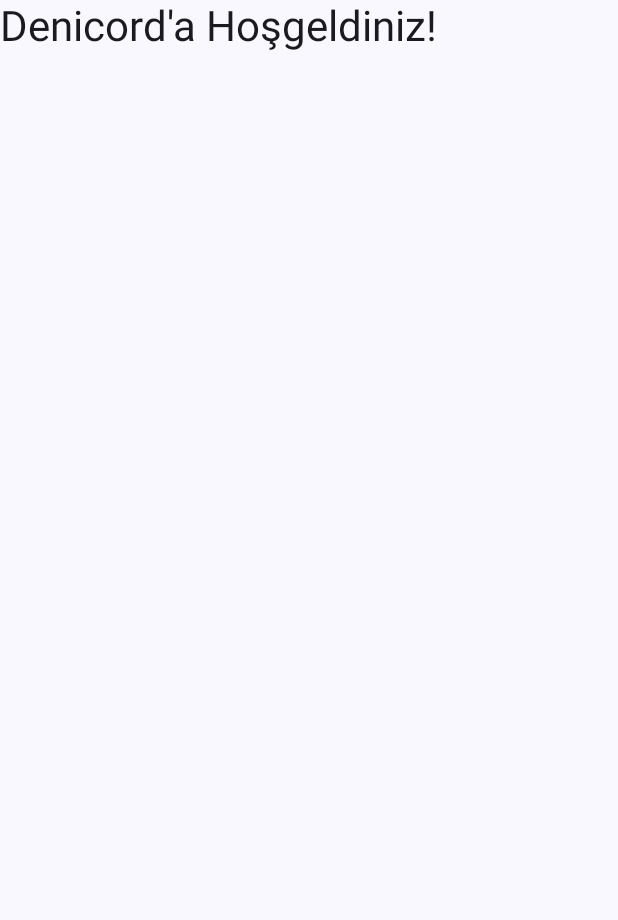
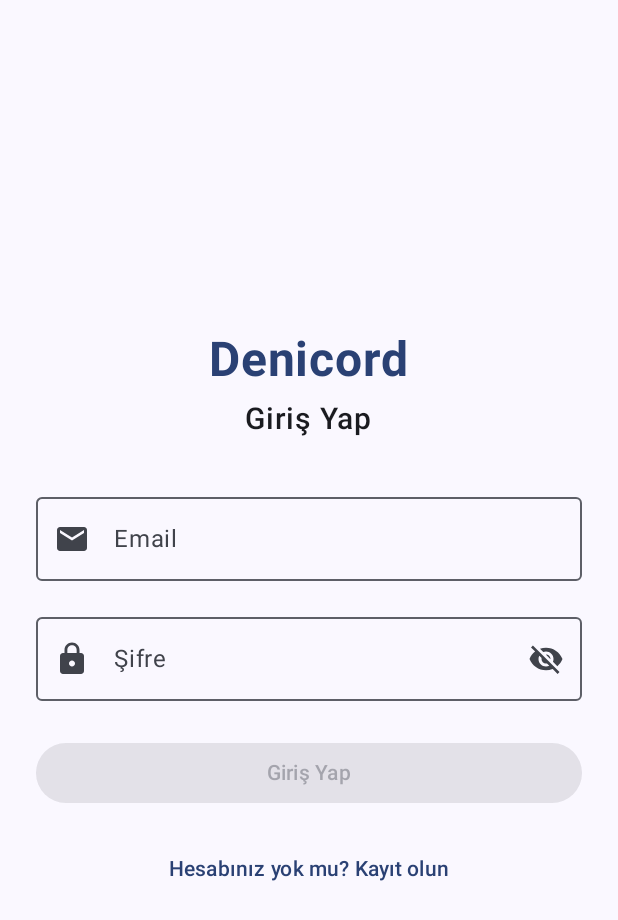
Before and after one commit to deno1134/Dedee, an Android app built with Jetpack Compose: the screen it shows after launch (MainActivity), on a phone screen of 412 x 824 dp. Shown: the top 920 px of the screen. Run offline under Robolectric (Android 15) with nearby library versions, the phone set to English and light mode, and no system bars; our stand-ins replace Firebase (no records; nobody signed in at launch, a user with empty details on screens opened directly).

Commit message:
Implement Firebase Authentication with login, signup, and main screens
Co-authored-by: dijigames23 <dijigames23@gmail.com>

```diff
--- a/app/src/main/java/com/denicord/MainActivity.kt
+++ b/app/src/main/java/com/denicord/MainActivity.kt
@@ -4,17 +4,18 @@ import android.os.Bundle
 import androidx.activity.ComponentActivity
 import androidx.activity.compose.setContent
 import androidx.compose.foundation.layout.fillMaxSize
-import androidx.compose.foundation.layout.padding
 import androidx.compose.material3.MaterialTheme
-import androidx.compose.material3.Scaffold
 import androidx.compose.material3.Surface
-import androidx.compose.material3.Text
-import androidx.compose.runtime.Composable
+import androidx.compose.runtime.*
 import androidx.compose.ui.Modifier
-import androidx.compose.ui.tooling.preview.Preview
+import androidx.lifecycle.viewmodel.compose.viewModel
 import androidx.navigation.compose.NavHost
 import androidx.navigation.compose.composable
 import androidx.navigation.compose.rememberNavController
+import com.denicord.auth.AuthViewModel
+import com.denicord.screens.AnaSayfa
+import com.denicord.screens.LoginScreen
+import com.denicord.screens.SignUpScreen
 import com.denicord.ui.theme.DenicordTheme
 
 class MainActivity : ComponentActivity() {
@@ -22,7 +23,6 @@ class MainActivity : ComponentActivity() {
         super.onCreate(savedInstanceState)
         setContent {
             DenicordTheme {
-                // A surface container using the 'background' color from the theme
                 Surface(
                     modifier = Modifier.fillMaxSize(),
                     color = MaterialTheme.colorScheme.background
@@ -37,40 +37,45 @@ class MainActivity : ComponentActivity() {
 @Composable
 fun DenicordApp() {
     val navController = rememberNavController()
+    val authViewModel: AuthViewModel = viewModel()
+    val isSignedIn by authViewModel.isSignedIn
 
-    Scaffold(
-        modifier = Modifier.fillMaxSize()
-    ) { innerPadding ->
-        NavHost(
-            navController = navController,
-            startDestination = "home",
-            modifier = Modifier.padding(innerPadding)
-        ) {
-            composable("home") {
-                HomeScreen()
+    LaunchedEffect(isSignedIn) {
+        if (isSignedIn) {
+            navController.navigate("anasayfa") {
+                popUpTo("login") { inclusive = true }
+            }
+        } else {
+            navController.navigate("login") {
+                popUpTo("anasayfa") { inclusive = true }
             }
         }
     }
-}
 
-@Composable
-fun HomeScreen() {
-    Surface(
-        modifier = Modifier.fillMaxSize(),
-        color = MaterialTheme.colorScheme.background
+    NavHost(
+        navController = navController,
+        startDestination = if (isSignedIn) "anasayfa" else "login"
     ) {
-        Text(
-            text = "Denicord'a Hoşgeldiniz!",
-            style = MaterialTheme.typography.headlineMedium,
-            color = MaterialTheme.colorScheme.onBackground
-        )
+        composable("login") {
+            LoginScreen(
+                onNavigateToSignUp = {
+                    navController.navigate("signup")
+                },
+                authViewModel = authViewModel
+            )
+        }
+
+        composable("signup") {
+            SignUpScreen(
+                onNavigateToLogin = {
+                    navController.navigate("login")
+                },
+                authViewModel = authViewModel
+            )
+        }
+
+        composable("anasayfa") {
+            AnaSayfa(authViewModel = authViewModel)
+        }
     }
 }
-
-@Preview(showBackground = true)
-@Composable
-fun GreetingPreview() {
-    DenicordTheme {
-        HomeScreen()
-    }
-}
--- /dev/null
+++ b/app/src/main/java/com/denicord/screens/LoginScreen.kt
@@ -0,0 +1,161 @@
+package com.denicord.screens
+
+import androidx.compose.foundation.layout.*
+import androidx.compose.foundation.text.KeyboardOptions
+import androidx.compose.material.icons.Icons
+import androidx.compose.material.icons.filled.Email
+import androidx.compose.material.icons.filled.Lock
+import androidx.compose.material.icons.filled.Visibility
+import androidx.compose.material.icons.filled.VisibilityOff
+import androidx.compose.material3.*
+import androidx.compose.runtime.*
+import androidx.compose.ui.Alignment
+import androidx.compose.ui.Modifier
+import androidx.compose.ui.text.font.FontWeight
+import androidx.compose.ui.text.input.KeyboardType
+import androidx.compose.ui.text.input.PasswordVisualTransformation
+import androidx.compose.ui.text.input.VisualTransformation
+import androidx.compose.ui.text.style.TextAlign
+import androidx.compose.ui.unit.dp
+import androidx.compose.ui.unit.sp
+import androidx.lifecycle.viewmodel.compose.viewModel
+import com.denicord.auth.AuthViewModel
+
+@OptIn(ExperimentalMaterial3Api::class)
+@Composable
+fun LoginScreen(
+    onNavigateToSignUp: () -> Unit,
+    authViewModel: AuthViewModel = viewModel()
+) {
+    var email by remember { mutableStateOf("") }
+    var password by remember { mutableStateOf("") }
+    var passwordVisible by remember { mutableStateOf(false) }
+
+    val isLoading by authViewModel.isLoading
+    val errorMessage by authViewModel.errorMessage
+
+    LaunchedEffect(errorMessage) {
+        if (errorMessage != null) {
+            // Error message displayed in UI
+        }
+    }
+
+    Column(
+        modifier = Modifier
+            .fillMaxSize()
+            .padding(24.dp),
+        horizontalAlignment = Alignment.CenterHorizontally,
+        verticalArrangement = Arrangement.Center
+    ) {
+        // App Logo/Title
+        Text(
+            text = "Denicord",
+            fontSize = 32.sp,
+            fontWeight = FontWeight.Bold,
+            color = MaterialTheme.colorScheme.primary
+        )
+
+        Spacer(modifier = Modifier.height(8.dp))
+
+        Text(
+            text = "Giriş Yap",
+            fontSize = 20.sp,
+            fontWeight = FontWeight.Medium,
+            color = MaterialTheme.colorScheme.onSurface
+        )
+
+        Spacer(modifier = Modifier.height(32.dp))
+
+        // Email TextField
+        OutlinedTextField(
+            value = email,
+            onValueChange = {
+                email = it
+                authViewModel.clearError()
+            },
+            label = { Text("Email") },
+            leadingIcon = {
+                Icon(
+                    Icons.Default.Email,
+                    contentDescription = "Email"
+                )
+            },
+            singleLine = true,
+            keyboardOptions = KeyboardOptions(keyboardType = KeyboardType.Email),
+            modifier = Modifier.fillMaxWidth(),
+            enabled = !isLoading
+        )
+
+        Spacer(modifier = Modifier.height(16.dp))
+
+        // Password TextField
+        OutlinedTextField(
+            value = password,
+            onValueChange = {
+                password = it
+                authViewModel.clearError()
+            },
+            label = { Text("Şifre") },
+            leadingIcon = {
+                Icon(
+                    Icons.Default.Lock,
+                    contentDescription = "Şifre"
+                )
+            },
+            trailingIcon = {
+                IconButton(onClick = { passwordVisible = !passwordVisible }) {
+                    Icon(
+                        if (passwordVisible) Icons.Default.Visibility else Icons.Default.VisibilityOff,
+                        contentDescription = if (passwordVisible) "Şifreyi gizle" else "Şifreyi göster"
+                    )
+                }
+            },
+            visualTransformation = if (passwordVisible) VisualTransformation.None else PasswordVisualTransformation(),
+            singleLine = true,
+            keyboardOptions = KeyboardOptions(keyboardType = KeyboardType.Password),
+            modifier = Modifier.fillMaxWidth(),
+            enabled = !isLoading
+        )
+
+        Spacer(modifier = Modifier.height(24.dp))
+
+        // Error Message
+        if (errorMessage != null) {
+            Text(
+                text = errorMessage!!,
+                color = MaterialTheme.colorScheme.error,
+                textAlign = TextAlign.Center,
+                modifier = Modifier.fillMaxWidth()
+            )
+            Spacer(modifier = Modifier.height(16.dp))
+        }
+
+        // Login Button
+        Button(
+            onClick = {
+                authViewModel.signIn(email.trim(), password)
+            },
+            enabled = !isLoading && email.isNotBlank() && password.isNotBlank(),
+            modifier = Modifier.fillMaxWidth()
+        ) {
+            if (isLoading) {
+                CircularProgressIndicator(
+                    modifier = Modifier.size(20.dp),
+                    strokeWidth = 2.dp
+                )
+            } else {
+                Text("Giriş Yap")
+            }
+        }
+
+        Spacer(modifier = Modifier.height(16.dp))
+
+        // Sign Up Link
+        TextButton(
+            onClick = onNavigateToSignUp,
+            enabled = !isLoading
+        ) {
+            Text("Hesabınız yok mu? Kayıt olun")
+        }
+    }
+}
--- a/build.gradle.kts
+++ b/build.gradle.kts
@@ -2,4 +2,5 @@
 plugins {
     id("com.android.application") version "8.2.0" apply false
     id("org.jetbrains.kotlin.android") version "1.9.10" apply false
+    id("com.google.gms.google-services") version "4.4.0" apply false
 }
```
Also changed, not shown: app/build.gradle.kts (+10 -0 lines), app/src/main/java/com/denicord/auth/AuthRepository.kt (added, +34 -0 lines), app/src/main/java/com/denicord/auth/AuthViewModel.kt (added, +82 -0 lines), app/src/main/java/com/denicord/screens/AnaSayfa.kt (added, +122 -0 lines), app/src/main/java/com/denicord/screens/SignUpScreen.kt (added, +215 -0 lines), 2 other files.
